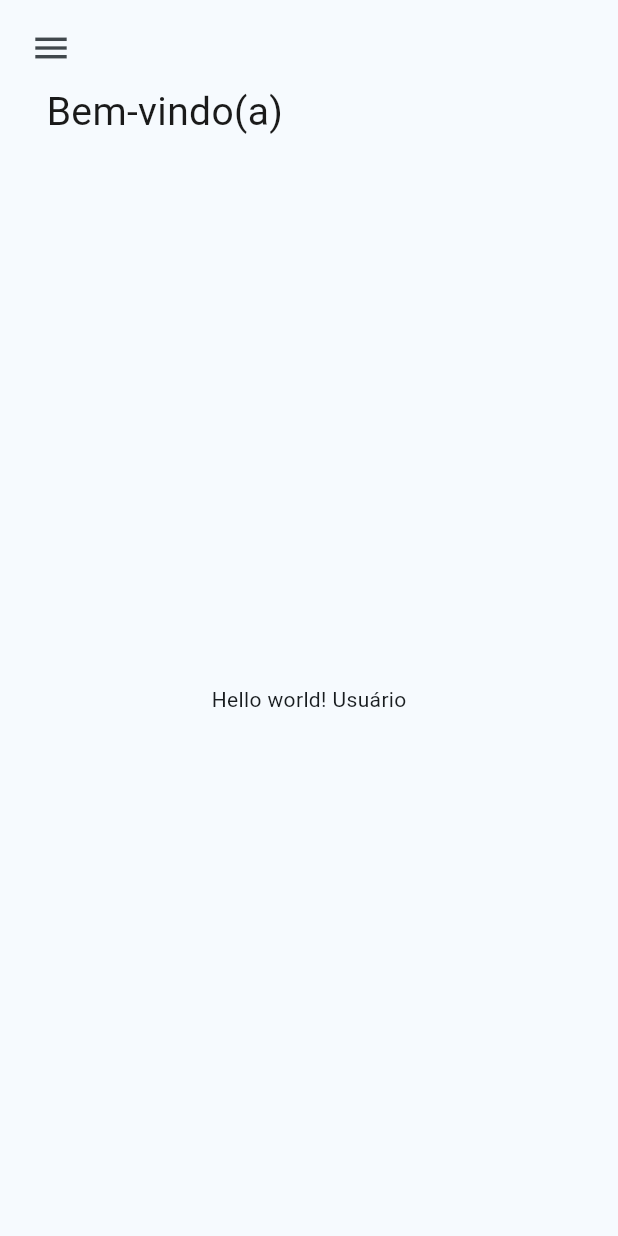
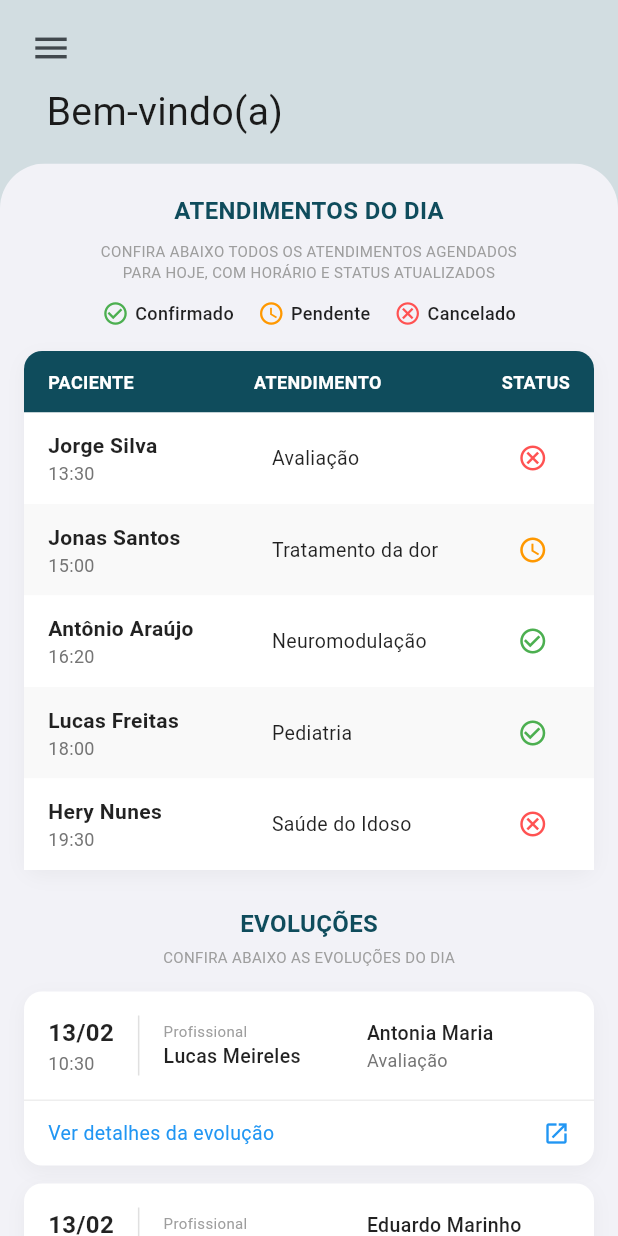
Before and after one commit to elieljuniorm/poti-clinicas, a Flutter app: the AppScaffold screen opened directly with empty values, after a tap on the "menu" icon, after a tap on "Início", on a phone screen of 412 x 824 dp. Run offline on Flutter 3.47's test engine with Material 3 defaults, Android fonts, the phone set to English and light mode, and no system bars; our stand-ins replace flutter_riverpod, go_router; Roboto replaces fonts that are missing (Nunito).

Commit message:
criando a base de tela de home
editando a app scaffold

```diff
--- a/lib/src/core/ui/theme/app_colors.dart
+++ b/lib/src/core/ui/theme/app_colors.dart
@@ -21,7 +21,7 @@ class AppColors {
   // ---------- App geral ----------
   static const Color primary = Color(0xFF0F4C5C);
   static const Color accent = Color(0xFF4BA3B8);
-  static const Color background = Color(0xFFF5F7FA);
+  static const Color background = Color.fromRGBO(210, 221, 225, 1,);
   static const Color surface = Colors.white;
 
   // ---------- Texto ----------
--- a/lib/src/core/ui/widgets/app_scaffold.dart
+++ b/lib/src/core/ui/widgets/app_scaffold.dart
@@ -28,18 +28,21 @@ class AppScaffold extends StatelessWidget {
     return Scaffold(
       backgroundColor: backgroundColor,
       drawer: mostrarMenu ? AppDrawer(rotaAtual: rotaAtual) : null,
-      body: SafeArea(
-        child: Column(
-          crossAxisAlignment: CrossAxisAlignment.start,
-          children: [
-            _Cabecalho(
+      body: Column(
+        crossAxisAlignment: CrossAxisAlignment.start,
+        children: [
+          // Cabeçalho com SafeArea apenas no topo (respeita status bar)
+          SafeArea(
+            bottom: false, // Não reserva espaço embaixo
+            child: _Cabecalho(
               titulo: titulo,
               mostrarMenu: mostrarMenu,
               actions: actions,
             ),
-            Expanded(child: body),
-          ],
-        ),
+          ),
+          // Body expandido, sem SafeArea, ocupa até a borda física inferior
+          Expanded(child: body),
+        ],
       ),
       floatingActionButton: floatingActionButton,
     );
--- /dev/null
+++ b/lib/src/features/home/domain/models/daily_appointment_model.dart
@@ -0,0 +1,15 @@
+enum AppointmentStatus { confirmed, pending, canceled }
+
+class DailyAppointmentModel {
+  final String patient;
+  final String time;
+  final String appointmentType;
+  final AppointmentStatus status;
+
+  DailyAppointmentModel({
+    required this.patient,
+    required this.time,
+    required this.appointmentType,
+    required this.status,
+  });
+}
--- /dev/null
+++ b/lib/src/features/home/domain/models/evolution_model.dart
@@ -0,0 +1,19 @@
+enum EvolutionStatus { open, closed }
+
+class EvolutionModel {
+  final String date;
+  final String time;
+  final String professional;
+  final String patient;
+  final String appointmentType;
+  final EvolutionStatus status;
+
+  EvolutionModel({
+    required this.date,
+    required this.time,
+    required this.professional,
+    required this.patient,
+    required this.appointmentType,
+    required this.status,
+  });
+}
--- /dev/null
+++ b/lib/src/features/home/domain/models/financial_summary_model.dart
@@ -0,0 +1,21 @@
+enum PaymentStatus { paid, pending }
+
+class FinancialSummaryModel {
+  final String date;
+  final String time;
+  final String patient;
+  final String appointmentType;
+  final String paymentMethod;
+  final double amount;
+  final PaymentStatus status;
+
+  FinancialSummaryModel({
+    required this.date,
+    required this.time,
+    required this.patient,
+    required this.appointmentType,
+    required this.paymentMethod,
+    required this.amount,
+    required this.status,
+  });
+}
--- a/lib/src/features/home/ui/home_screen.dart
+++ /dev/null
@@ -1,20 +0,0 @@
-import 'package:flutter/material.dart';
-import 'package:flutter_riverpod/flutter_riverpod.dart';
-
-import '../../../core/ui/widgets/app_scaffold.dart';
-import '../../auth/application/auth_controller.dart';
-
-class HomeScreen extends ConsumerWidget {
-  const HomeScreen({super.key});
-
-  @override
-  Widget build(BuildContext context, WidgetRef ref) {
-    final usuario = ref.watch(authControllerProvider);
-
-    return AppScaffold(
-      titulo: 'Bem-vindo(a)',
-      rotaAtual: '/home',
-      body: Center(child: Text('Hello world! ${usuario?.name ?? 'Usuário'}')),
-    );
-  }
-}
--- /dev/null
+++ b/lib/src/features/home/ui/pages/home_screen.dart
@@ -0,0 +1,178 @@
+import 'package:flutter/material.dart';
+import 'package:flutter_riverpod/flutter_riverpod.dart';
+
+import '../../../../core/ui/widgets/app_scaffold.dart';
+import '../../../auth/application/auth_controller.dart';
+import '../widgets/controllers/home_controller.dart';
+import '../widgets/daily_appointments_widget.dart';
+import '../widgets/evolutions_widget.dart';
+import '../widgets/financial_summary_widget.dart';
+
+class HomeScreen extends ConsumerWidget {
+  const HomeScreen({super.key});
+
+  @override
+  Widget build(BuildContext context, WidgetRef ref) {
+    final usuario = ref.watch(authControllerProvider);
+    final homeState = ref.watch(homeControllerProvider);
+
+    return AppScaffold(
+      titulo: 'Bem-vindo(a)',
+      rotaAtual: '/home',
+      backgroundColor: const Color.fromRGBO(210, 221, 225, 1),
+      body: homeState.isLoading
+          ? const Center(child: CircularProgressIndicator())
+          : homeState.errorMessage != null
+          ? Center(child: Text(homeState.errorMessage!))
+          : _buildBody(homeState, usuario?.name),
+    );
+  }
+
+  // Status atendimentos: Confirmado, Pendente, Cancelado
+  Widget _buildLegendItem(IconData icon, String text, Color color) {
+    return Row(
+      children: [
+        Icon(icon, color: color, size: 18),
+        const SizedBox(width: 4),
+        Text(
+          text,
+          style: const TextStyle(
+            fontSize: 12,
+            fontWeight: FontWeight.w500,
+            color: Colors.black87,
+          ),
+        ),
+      ],
+    );
+  }
+
+  Widget _buildBody(dynamic homeState, String? nomeUsuario) {
+    const backgroundColor = Color(0xFFF2F2F7);
+
+    return ClipRRect(
+      borderRadius: const BorderRadius.only(
+        topLeft: Radius.circular(30),
+        topRight: Radius.circular(30),
+      ),
+      child: Container(
+        color: backgroundColor,
+        width: double.infinity,
+        // O conteúdo começa IMEDIATAMENTE no topo do container cinza.
+        child: SingleChildScrollView(
+          child: Column(
+            crossAxisAlignment: CrossAxisAlignment.start,
+            children: [
+              // Seção 1: Atendimentos do Dia
+              const Padding(
+                padding: EdgeInsets.fromLTRB(16, 20, 16, 8),
+                child: Center(
+                  child: Text(
+                    'ATENDIMENTOS DO DIA',
+                    style: TextStyle(
+                      fontWeight: FontWeight.bold,
+                      fontSize: 16,
+                      color: Color(0xFF0F4C5C),
+                    ),
+                  ),
+                ),
+              ),
+              const Padding(
+                padding: EdgeInsets.symmetric(horizontal: 16),
+                child: Center(
+                  child: Text(
+                    'CONFIRA ABAIXO TODOS OS ATENDIMENTOS AGENDADOS\nPARA HOJE, COM HORÁRIO E STATUS ATUALIZADOS',
+                    textAlign: TextAlign.center,
+                    style: TextStyle(fontSize: 10, color: Colors.grey),
+                  ),
+                ),
+              ),
+              const SizedBox(height: 12),
+
+              Padding(
+                padding: const EdgeInsets.symmetric(horizontal: 16),
+                child: Row(
+                  mainAxisAlignment: MainAxisAlignment.center,
+                  children: [
+                    _buildLegendItem(
+                      Icons.check_circle_outline,
+                      'Confirmado',
+                      Colors.green,
+                    ),
+                    const SizedBox(width: 16),
+                    _buildLegendItem(
+                      Icons.access_time,
+                      'Pendente',
+                      Colors.orange,
+                    ),
+                    const SizedBox(width: 16),
+                    _buildLegendItem(
+                      Icons.cancel_outlined,
+                      'Cancelado',
+                      Colors.redAccent,
+                    ),
+                  ],
+                ),
+              ),
+              const SizedBox(height: 16),
+
+              DailyAppointmentsWidget(
+                appointments: homeState.dailyAppointments,
+              ),
+              const SizedBox(height: 24),
+
+              // Seção 2: Evoluções
+              const Center(
+                child: Text(
+                  'EVOLUÇÕES',
+                  style: TextStyle(
+                    fontWeight: FontWeight.bold,
+                    fontSize: 16,
+                    color: Color(0xFF0F4C5C),
+                  ),
+                ),
+              ),
+              const Padding(
+                padding: EdgeInsets.symmetric(horizontal: 16, vertical: 4),
+                child: Center(
+                  child: Text(
+                    'CONFIRA ABAIXO AS EVOLUÇÕES DO DIA',
+                    style: TextStyle(fontSize: 10, color: Colors.grey),
+                  ),
+                ),
+              ),
+              const SizedBox(height: 12),
+
+              EvolutionsWidget(evolutions: homeState.evolutions),
+              const SizedBox(height: 24),
+
+              // Seção 3: Resumo Financeiro
+              const Center(
+                child: Text(
+                  'ATENDIMENTOS',
+                  style: TextStyle(
+                    fontWeight: FontWeight.bold,
+                    fontSize: 16,
+                    color: Color(0xFF0F4C5C),
+                  ),
+                ),
+              ),
+              const Padding(
+                padding: EdgeInsets.symmetric(horizontal: 16, vertical: 4),
+                child: Center(
+                  child: Text(
+                    'RESUMO MENSAL DE ATENDIMENTOS REALIZADOS',
+                    style: TextStyle(fontSize: 10, color: Colors.grey),
+                  ),
+                ),
+              ),
+              const SizedBox(height: 12),
+
+              FinancialSummaryWidget(summaries: homeState.financialSummaries),
+              const SizedBox(height: 32),
+            ],
+          ),
+        ),
+      ),
+    );
+  }
+}
--- /dev/null
+++ b/lib/src/features/home/ui/states/home_state.dart
@@ -0,0 +1,36 @@
+import '../../domain/models/daily_appointment_model.dart';
+import '../../domain/models/evolution_model.dart';
+import '../../domain/models/financial_summary_model.dart';
+
+class HomeState {
+  final bool isLoading;
+  final String? errorMessage;
+
+  final List<DailyAppointmentModel> dailyAppointments;
+  final List<EvolutionModel> evolutions;
+  final List<FinancialSummaryModel> financialSummaries;
+
+  HomeState({
+    this.isLoading = false,
+    this.errorMessage,
+    this.dailyAppointments = const [],
+    this.evolutions = const [],
+    this.financialSummaries = const [],
+  });
+
+  HomeState copyWith({
+    bool? isLoading,
+    String? errorMessage,
+    List<DailyAppointmentModel>? dailyAppointments,
+    List<EvolutionModel>? evolutions,
+    List<FinancialSummaryModel>? financialSummaries,
+  }) {
+    return HomeState(
+      isLoading: isLoading ?? this.isLoading,
+      errorMessage: errorMessage ?? this.errorMessage,
+      dailyAppointments: dailyAppointments ?? this.dailyAppointments,
+      evolutions: evolutions ?? this.evolutions,
+      financialSummaries: financialSummaries ?? this.financialSummaries,
+    );
+  }
+}
--- /dev/null
+++ b/lib/src/features/home/ui/widgets/controllers/home_controller.dart
@@ -0,0 +1,54 @@
+import 'package:flutter_riverpod/legacy.dart';
+import '../../../domain/models/daily_appointment_model.dart';
+import '../../../domain/models/evolution_model.dart';
+import '../../../domain/models/financial_summary_model.dart';
+import '../../states/home_state.dart';
+
+final homeControllerProvider = StateNotifierProvider<HomeController, HomeState>((ref) {
+  return HomeController();
+});
+
+class HomeController extends StateNotifier<HomeState> {
+  HomeController() : super(HomeState()) {
+    loadData();
+  }
+
+  Future<void> loadData() async {
+    state = state.copyWith(isLoading: true, errorMessage: null);
+
+    try {
+      await Future.delayed(const Duration(seconds: 1));
+
+      // MOCK: Daily Appointments
+      final dailyAppointments = [
+        DailyAppointmentModel(patient: 'Jorge Silva', time: '13:30', appointmentType: 'Avaliação', status: AppointmentStatus.canceled),
+        DailyAppointmentModel(patient: 'Jonas Santos', time: '15:00', appointmentType: 'Tratamento da dor', status: AppointmentStatus.pending),
+        DailyAppointmentModel(patient: 'Antônio Araújo', time: '16:20', appointmentType: 'Neuromodulação', status: AppointmentStatus.confirmed),
+        DailyAppointmentModel(patient: 'Lucas Freitas', time: '18:00', appointmentType: 'Pediatria', status: AppointmentStatus.confirmed),
+        DailyAppointmentModel(patient: 'Hery Nunes', time: '19:30', appointmentType: 'Saúde do Idoso', status: AppointmentStatus.canceled),
+      ];
+
+      // MOCK: Evolutions
+      final evolutions = [
+        EvolutionModel(date: '13/02', time: '10:30', professional: 'Lucas Meireles', patient: 'Antonia Maria', appointmentType: 'Avaliação', status: EvolutionStatus.open),
+        EvolutionModel(date: '13/02', time: '08:30', professional: 'Lucas Meireles', patient: 'Eduardo Marinho', appointmentType: 'Pediatria', status: EvolutionStatus.closed),
+      ];
+
+      // MOCK: Financial Summaries
+      final financialSummaries = [
+        FinancialSummaryModel(date: '26 Out, 2025', time: '14:30', patient: 'Carlos Eduardo Silva', appointmentType: 'Avaliação', paymentMethod: 'Dinheiro', amount: 350.00, status: PaymentStatus.paid),
+        FinancialSummaryModel(date: '25 Out, 2025', time: '09:15', patient: 'Maria Clara Rezende', appointmentType: 'Pediatria', paymentMethod: 'Cartão de Crédito', amount: 150.00, status: PaymentStatus.paid),
+        FinancialSummaryModel(date: '25 Out, 2025', time: '16:00', patient: 'João Pedro Santos', appointmentType: 'Saúde do Idoso', paymentMethod: 'PIX', amount: 400.00, status: PaymentStatus.pending),
+      ];
+
+      state = state.copyWith(
+        isLoading: false,
+        dailyAppointments: dailyAppointments,
+        evolutions: evolutions,
+        financialSummaries: financialSummaries,
+      );
+    } catch (e) {
+      state = state.copyWith(isLoading: false, errorMessage: 'Erro ao carregar dados: $e');
+    }
+  }
+}
--- /dev/null
+++ b/lib/src/features/home/ui/widgets/daily_appointments_widget.dart
@@ -0,0 +1,96 @@
+import 'package:flutter/material.dart';
+import '../../domain/models/daily_appointment_model.dart';
+
+class DailyAppointmentsWidget extends StatelessWidget {
+  final List<DailyAppointmentModel> appointments;
+
+  const DailyAppointmentsWidget({super.key, required this.appointments});
+
+  IconData _getStatusIcon(AppointmentStatus status) {
+    switch (status) {
+      case AppointmentStatus.confirmed: return Icons.check_circle_outline;
+      case AppointmentStatus.pending: return Icons.access_time;
+      case AppointmentStatus.canceled: return Icons.cancel_outlined;
+    }
+  }
+
+  Color _getStatusColor(AppointmentStatus status) {
+    switch (status) {
+      case AppointmentStatus.confirmed: return Colors.green;
+      case AppointmentStatus.pending: return Colors.orange;
+      case AppointmentStatus.canceled: return Colors.redAccent;
+    }
+  }
+
+  @override
+  Widget build(BuildContext context) {
+    return Container(
+      margin: const EdgeInsets.symmetric(horizontal: 16),
+      decoration: BoxDecoration(
+        color: Colors.white, // Fundo branco para destacar do cinza
+        borderRadius: BorderRadius.circular(12),
+        boxShadow: [
+          BoxShadow(
+            color: Colors.black.withOpacity(0.04),
+            blurRadius: 10,
+            offset: const Offset(0, 4),
+          ),
+        ],
+      ),
+      child: Column(
+        children: [
+          // Cabeçalho da Tabela (Azul Escuro)
+          Container(
+            padding: const EdgeInsets.symmetric(vertical: 12, horizontal: 16),
+            decoration: const BoxDecoration(
+              color: Color(0xFF0F4C5C), // Cor escura do topo
+              borderRadius: BorderRadius.vertical(top: Radius.circular(12)),
+            ),
+            child: const Row(
+              mainAxisAlignment: MainAxisAlignment.spaceBetween,
+              children: [
+                Text('PACIENTE', style: TextStyle(color: Colors.white, fontWeight: FontWeight.bold, fontSize: 12)),
+                Text('ATENDIMENTO', style: TextStyle(color: Colors.white, fontWeight: FontWeight.bold, fontSize: 12)),
+                Text('STATUS', style: TextStyle(color: Colors.white, fontWeight: FontWeight.bold, fontSize: 12)),
+              ],
+            ),
+          ),
+          // Linhas da Tabela
+          ...appointments.asMap().entries.map((entry) {
+            final index = entry.key;
+            final item = entry.value;
+            final isEven = index % 2 == 0;
+
+            return Container(
+              // Linhas pares brancas, ímpares cinza clarinho
+              color: isEven ? Colors.white : const Color(0xFFF9F9F9),
+              padding: const EdgeInsets.symmetric(vertical: 12, horizontal: 16),
+              child: Row(
+                children: [
+                  Expanded(
+                    flex: 3,
+                    child: Column(
+                      crossAxisAlignment: CrossAxisAlignment.start,
+                      children: [
+                        Text(item.patient, style: const TextStyle(fontWeight: FontWeight.w600, fontSize: 14, color: Colors.black87)),
+                        Text(item.time, style: TextStyle(color: Colors.grey[600], fontSize: 12)),
+                      ],
+                    ),
+                  ),
+                  Expanded(
+                    flex: 3,
+                    child: Text(item.appointmentType, style: const TextStyle(fontSize: 13, color: Colors.black87)),
+                  ),
+                  Expanded(
+                    flex: 1,
+                    child: Icon(_getStatusIcon(item.status), color: _getStatusColor(item.status), size: 20),
+                  ),
+                ],
+              ),
+            );
+          }),
+        ],
+      ),
+    );
+  }
+}
--- /dev/null
+++ b/lib/src/features/home/ui/widgets/evolutions_widget.dart
@@ -0,0 +1,93 @@
+import 'package:flutter/material.dart';
+import '../../domain/models/evolution_model.dart';
+
+class EvolutionsWidget extends StatelessWidget {
+  final List<EvolutionModel> evolutions;
+
+  const EvolutionsWidget({super.key, required this.evolutions});
+
+  @override
+  Widget build(BuildContext context) {
+    return ListView.builder(
+      shrinkWrap: true,
+      physics: const NeverScrollableScrollPhysics(),
+      itemCount: evolutions.length,
+      padding: const EdgeInsets.symmetric(horizontal: 16),
+      itemBuilder: (context, index) {
+        final item = evolutions[index];
+        final isOpen = item.status == EvolutionStatus.open;
+
+        return Container(
+          margin: const EdgeInsets.only(bottom: 12),
+          decoration: BoxDecoration(
+            color: Colors.white, // Fundo branco
+            borderRadius: BorderRadius.circular(12),
+            boxShadow: [
+              BoxShadow(
+                color: Colors.black.withOpacity(0.04),
+                blurRadius: 10,
+                offset: const Offset(0, 4),
+              ),
+            ],
+          ),
+          child: Column(
+            children: [
+              Padding(
+                padding: const EdgeInsets.all(16),
+                child: Row(
+                  children: [
+                    Column(
+                      crossAxisAlignment: CrossAxisAlignment.start,
+                      children: [
+                        Text(item.date, style: const TextStyle(fontWeight: FontWeight.bold, fontSize: 16, color: Colors.black87)),
+                        Text(item.time, style: TextStyle(color: Colors.grey[600], fontSize: 12)),
+                      ],
+                    ),
+                    const SizedBox(width: 16),
+                    Container(width: 1, height: 40, color: Colors.grey[300]),
+                    const SizedBox(width: 16),
+                    Expanded(
+                      child: Column(
+                        crossAxisAlignment: CrossAxisAlignment.start,
+                        children: [
+                          const Text('Profissional', style: TextStyle(fontSize: 10, color: Colors.grey)),
+                          Text(item.professional, style: const TextStyle(fontSize: 13, fontWeight: FontWeight.w500, color: Colors.black87)),
+                        ],
+                      ),
+                    ),
+                    Expanded(
+                      child: Column(
+                        crossAxisAlignment: CrossAxisAlignment.start,
+                        children: [
+                          Text(item.patient, style: const TextStyle(fontSize: 13, fontWeight: FontWeight.w500, color: Colors.black87)),
+                          Text(item.appointmentType, style: TextStyle(fontSize: 12, color: Colors.grey[600])),
+                        ],
+                      ),
+                    ),
+                  ],
+                ),
+              ),
+              Container(
+                padding: const EdgeInsets.symmetric(horizontal: 16, vertical: 12),
+                decoration: BoxDecoration(
+                  border: Border(top: BorderSide(color: Colors.grey[200]!)),
+                ),
+                child: Row(
+                  mainAxisAlignment: MainAxisAlignment.spaceBetween,
+                  children: [
+                    const Text('Ver detalhes da evolução', style: TextStyle(color: Colors.blue, fontSize: 13)),
+                    Icon(
+                      isOpen ? Icons.open_in_new : Icons.info_outline,
+                      color: isOpen ? Colors.blue : Colors.orange,
+                      size: 18,
+                    ),
+                  ],
+                ),
+              ),
+            ],
+          ),
+        );
+      },
+    );
+  }
+}
--- /dev/null
+++ b/lib/src/features/home/ui/widgets/financial_summary_widget.dart
@@ -0,0 +1,92 @@
+import 'package:flutter/material.dart';
+import '../../domain/models/financial_summary_model.dart';
+
+class FinancialSummaryWidget extends StatelessWidget {
+  final List<FinancialSummaryModel> summaries;
+
+  const FinancialSummaryWidget({super.key, required this.summaries});
+
+  @override
+  Widget build(BuildContext context) {
+    return ListView.builder(
+      shrinkWrap: true,
+      physics: const NeverScrollableScrollPhysics(),
+      itemCount: summaries.length,
+      padding: const EdgeInsets.symmetric(horizontal: 16),
+      itemBuilder: (context, index) {
+        final item = summaries[index];
+        final isPaid = item.status == PaymentStatus.paid;
+
+        return Container(
+          margin: const EdgeInsets.only(bottom: 12),
+          padding: const EdgeInsets.all(16),
+          decoration: BoxDecoration(
+            color: Colors.white, // Fundo branco
+            borderRadius: BorderRadius.circular(12),
+            boxShadow: [
+              BoxShadow(
+                color: Colors.black.withOpacity(0.04),
+                blurRadius: 10,
+                offset: const Offset(0, 4),
+              ),
+            ],
+          ),
+          child: Column(
+            children: [
+              Row(
+                mainAxisAlignment: MainAxisAlignment.spaceBetween,
+                children: [
+                  Row(
+                    children: [
+                      const Icon(Icons.calendar_today_outlined, size: 16, color: Colors.blueGrey),
+                      const SizedBox(width: 8),
+                      Text('${item.date} às ${item.time}', style: const TextStyle(fontWeight: FontWeight.bold, fontSize: 13, color: Colors.black87)),
+                    ],
+                  ),
+                  Container(
+                    padding: const EdgeInsets.symmetric(horizontal: 12, vertical: 4),
+                    decoration: BoxDecoration(
+                      color: isPaid ? Colors.green[50] : Colors.orange[50],
+                      borderRadius: BorderRadius.circular(20),
+                    ),
+                    child: Text(
+                      isPaid ? 'Pago' : 'Pendente',
+                      style: TextStyle(color: isPaid ? Colors.green[700] : Colors.orange[700], fontSize: 12, fontWeight: FontWeight.bold),
+                    ),
+                  ),
+                ],
+              ),
+              const SizedBox(height: 16),
+              Row(
+                children: [
+                  Container(
+                    padding: const EdgeInsets.all(8),
+                    decoration: BoxDecoration(
+                      color: Colors.blue[50],
+                      shape: BoxShape.circle,
+                    ),
+                    child: Icon(Icons.attach_money, color: Colors.blue[700], size: 20),
+                  ),
+                  const SizedBox(width: 12),
+                  Expanded(
+                    child: Column(
+                      crossAxisAlignment: CrossAxisAlignment.start,
+                      children: [
+                        Text(item.patient, style: const TextStyle(fontWeight: FontWeight.bold, fontSize: 14, color: Colors.black87)),
+                        Text('${item.appointmentType} - ${item.paymentMethod}', style: TextStyle(color: Colors.grey[600], fontSize: 12)),
+                      ],
+                    ),
+                  ),
+                  Text(
+                    'R\$ ${item.amount.toStringAsFixed(2).replaceAll('.', ',')}',
+                    style: const TextStyle(fontWeight: FontWeight.bold, fontSize: 16, color: Color(0xFF0F4C5C)),
+                  ),
+                ],
+              ),
+            ],
+          ),
+        );
+      },
+    );
+  }
+}
--- a/lib/src/routing/app_router.dart
+++ b/lib/src/routing/app_router.dart
@@ -1,7 +1,7 @@
 import 'package:flutter/material.dart';
 import 'package:go_router/go_router.dart';
 
-import '../features/home/ui/home_screen.dart';
+import '../features/home/ui/pages/home_screen.dart';
 import '../features/login/ui/pages/login_screen.dart';
 import '../features/splash/ui/pages/splash_screen.dart';
 
```
